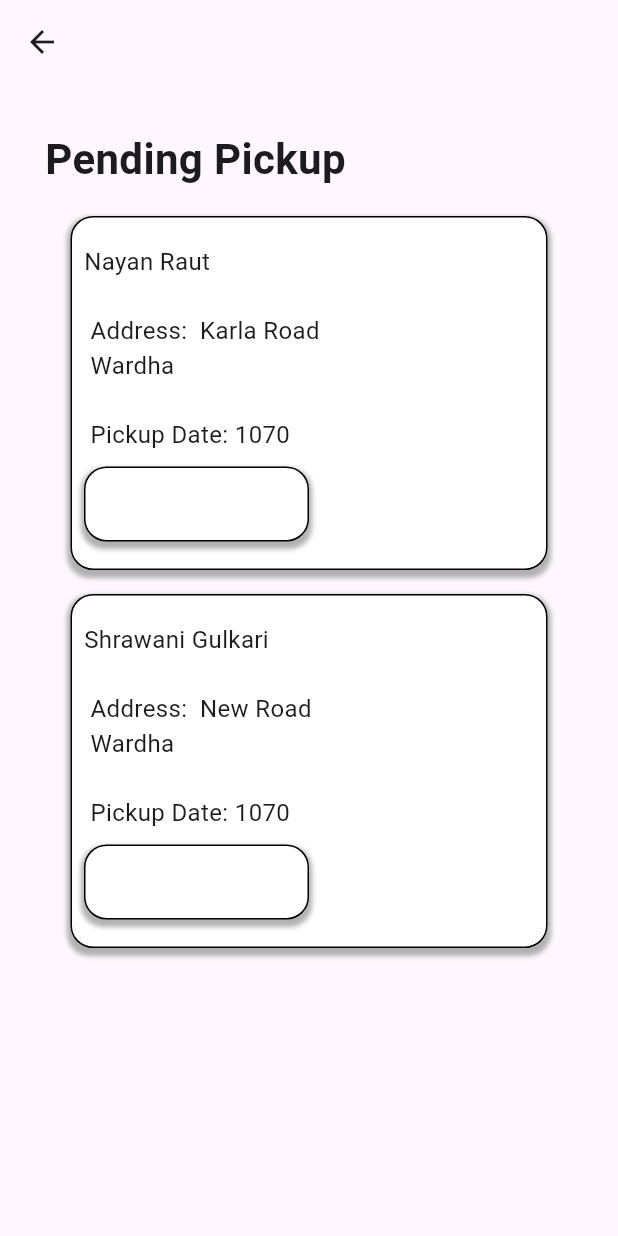
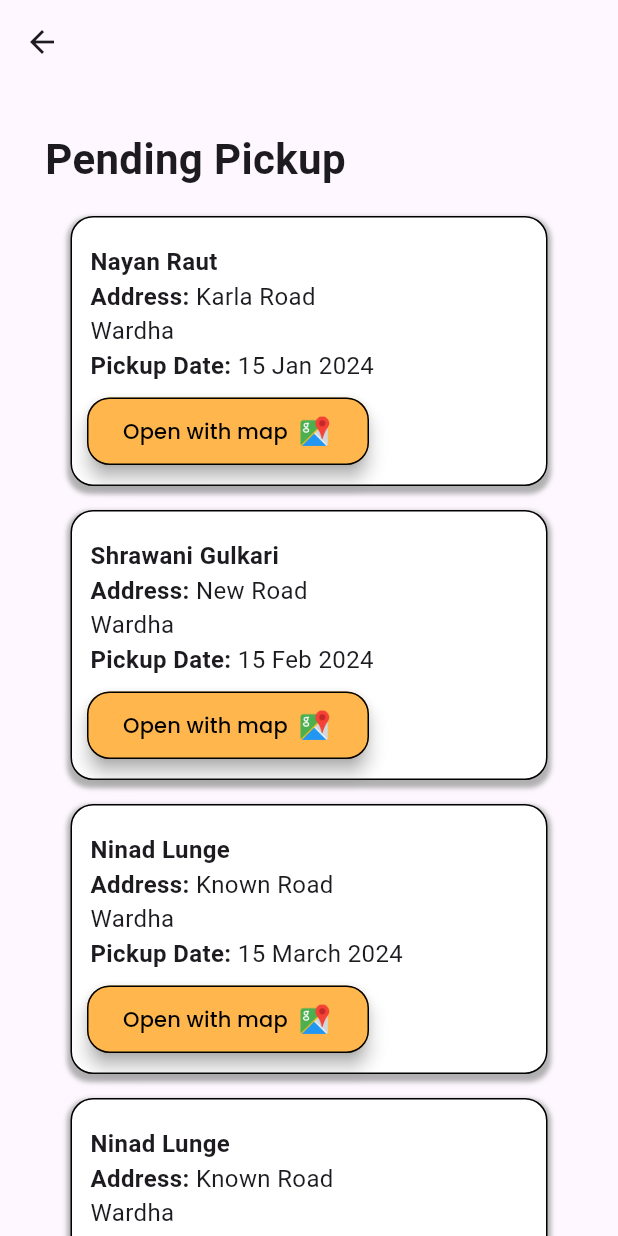
Before and after one commit to Ninad-Lunge/Trash_Pickup, a Flutter app: the PendingPickup screen opened by its route, on a phone screen of 412 x 824 dp. Run offline on Flutter 3.47's test engine with Material 3 defaults, Android fonts, the phone set to English and light mode, and no system bars.

Commit message:
Pages updated

```diff
--- a/lib/main.dart
+++ b/lib/main.dart
@@ -5,6 +5,8 @@ import 'package:trashpickup/pages/start.dart';
 import 'package:trashpickup/pages/home.dart';
 import 'package:trashpickup/pages/complete_pickup.dart';
 import 'package:trashpickup/pages/pending_pickup.dart';
+import 'package:trashpickup/pages/settings.dart';
+import 'package:trashpickup/pages/notification.dart';
 
 void main() {
   runApp(const MyApp());
@@ -26,6 +28,8 @@ class MyApp extends StatelessWidget {
         '/home': (context) => Home(),
         '/complete_pickup': (context) => CompletePickup(),
         '/pending_pickup': (context) => PendingPickup(),
+        '/settings': (context) => Settings(),
+        '/notifications': (context) => Notifications(),
       },
     );
   }
--- a/lib/pages/complete_pickup.dart
+++ b/lib/pages/complete_pickup.dart
@@ -1,7 +1,7 @@
 import 'package:flutter/material.dart';
 
 class CompletePickup extends StatelessWidget {
-  const CompletePickup({super.key});
+  const CompletePickup({Key? key}) : super(key: key);
 
   @override
   Widget build(BuildContext context) {
@@ -26,11 +26,11 @@ class CompletePickup extends StatelessWidget {
                 ),
               ),
               SizedBox(height: 20),
-              PickupNotification(date: '02-01-2024', cost: '1070', index: 3),
+              PickupNotification(data: pickupData[0]),
               SizedBox(height: 10),
-              PickupNotification(date: '25-11-2023', cost: '870', index: 2),
+              PickupNotification(data: pickupData[1]),
               SizedBox(height: 10),
-              PickupNotification(date: '02-05-2023', cost: '515', index: 1),
+              PickupNotification(data: pickupData[2]),
             ],
           ),
         ),
@@ -40,15 +40,9 @@ class CompletePickup extends StatelessWidget {
 }
 
 class PickupNotification extends StatelessWidget {
-  final String date, cost;
-  final int index;
+  final Map<String, String> data;
 
-  const PickupNotification({
-    Key? key,
-    required this.date,
-    required this.cost,
-    required this.index,
-  }) : super(key: key);
+  const PickupNotification({Key? key, required this.data}) : super(key: key);
 
   @override
   Widget build(BuildContext context) {
@@ -57,7 +51,8 @@ class PickupNotification extends StatelessWidget {
         Navigator.push(
           context,
           MaterialPageRoute(
-            builder: (context) => PickupDetailPage(date: date, cost: cost),
+            builder: (context) =>
+                PickupDetailPage(date: data['date']!, cost: data['cost']!),
           ),
         );
       },
@@ -85,7 +80,7 @@ class PickupNotification extends StatelessWidget {
               ),
               Image.asset('assets/images/checkmark.png'),
               Text(
-                '   $date \n   Rs $cost ',
+                '   ${data['date']} \n   Rs ${data['cost']} ',
                 style: TextStyle(
                   fontSize: 16,
                   fontWeight: FontWeight.w500,
@@ -104,8 +99,8 @@ class PickupNotification extends StatelessWidget {
                   Navigator.push(
                     context,
                     MaterialPageRoute(
-                      builder: (context) =>
-                          PickupDetailPage(date: date, cost: cost),
+                      builder: (context) => PickupDetailPage(
+                          date: data['date']!, cost: data['cost']!),
                     ),
                   );
                 },
@@ -230,3 +225,10 @@ class Invoice extends StatelessWidget {
     );
   }
 }
+
+// Example data
+List<Map<String, String>> pickupData = [
+  {'date': '02-01-2024', 'cost': '1070'},
+  {'date': '25-11-2023', 'cost': '870'},
+  {'date': '02-05-2023', 'cost': '515'},
+];
--- a/lib/pages/pending_pickup.dart
+++ b/lib/pages/pending_pickup.dart
@@ -5,6 +5,29 @@ class PendingPickup extends StatelessWidget {
 
   @override
   Widget build(BuildContext context) {
+    List<PendingData> pendingDataList = [
+      PendingData(
+          name: 'Nayan Raut',
+          address: 'Karla Road \n Wardha',
+          date: '15 Jan 2024'),
+      PendingData(
+          name: 'Shrawani Gulkari',
+          address: 'New Road \n Wardha',
+          date: '15 Feb 2024'),
+      PendingData(
+          name: 'Ninad Lunge',
+          address: 'Known Road \n Wardha',
+          date: '15 March 2024'),
+      PendingData(
+          name: 'Ninad Lunge',
+          address: 'Known Road \n Wardha',
+          date: '15 March 2024'),
+      PendingData(
+          name: 'Ninad Lunge',
+          address: 'Known Road \n Wardha',
+          date: '15 March 2024'),
+    ];
+
     return Scaffold(
       appBar: AppBar(),
       body: SingleChildScrollView(
@@ -26,14 +49,14 @@ class PendingPickup extends StatelessWidget {
                 ),
               ),
               SizedBox(height: 10),
-              PendingWidget(
-                  name: 'Nayan Raut',
-                  address: 'Karla Road \n Wardha',
-                  date: '1070'),
-              PendingWidget(
-                  name: 'Shrawani Gulkari',
-                  address: 'New Road \n Wardha',
-                  date: '1070'),
+              ListView.builder(
+                shrinkWrap: true,
+                physics: NeverScrollableScrollPhysics(),
+                itemCount: pendingDataList.length,
+                itemBuilder: (context, index) {
+                  return PendingWidget(data: pendingDataList[index]);
+                },
+              ),
             ],
           ),
         ),
@@ -42,12 +65,16 @@ class PendingPickup extends StatelessWidget {
   }
 }
 
-class PendingWidget extends StatelessWidget {
+class PendingData {
   final String name, address, date;
 
-  const PendingWidget(
-      {Key? key, required this.name, required this.address, required this.date})
-      : super(key: key);
+  PendingData({required this.name, required this.address, required this.date});
+}
+
+class PendingWidget extends StatelessWidget {
+  final PendingData data;
+
+  const PendingWidget({Key? key, required this.data}) : super(key: key);
 
   @override
   Widget build(BuildContext context) {
@@ -77,54 +104,96 @@ class PendingWidget extends StatelessWidget {
                 width: 300,
                 height: 10,
               ),
-              Text(
-                '$name \n\n Address:  $address \n\n Pickup Date: $date',
+              Text.rich(
+                TextSpan(
+                  children: [
+                    TextSpan(
+                      text: ' ${data.name} \n ',
+                      style: TextStyle(
+                        fontSize: 16,
+                        fontWeight: FontWeight.bold,
+                      ),
+                    ),
+                    TextSpan(
+                      text: 'Address: ',
+                      style: TextStyle(
+                        fontSize: 16,
+                        fontWeight: FontWeight.bold,
+                      ),
+                    ),
+                    TextSpan(
+                      text: '${data.address} \n ',
                       style: TextStyle(
                         fontSize: 16,
                         fontWeight: FontWeight.normal,
                       ),
                     ),
-              SizedBox(
-                  height:
-                      10), // Add some space between text and the new container
-              Container(
-                width: 150, // Set the width as needed
-                height: 50, // Set the height as needed
-                decoration: BoxDecoration(
-                  color: Colors.white,
-                  borderRadius: BorderRadius.circular(15),
-                  border: Border.all(color: Colors.black, width: 1), // Stroke
-                  boxShadow: [
-                    BoxShadow(
-                      color: Colors.grey.withOpacity(0.8),
-                      spreadRadius: 2,
-                      blurRadius: 2,
-                      offset: Offset(0, 3), // changes position of shadow
-                    ),
-                  ],
-                ),
-                child: Row(
-                  mainAxisAlignment: MainAxisAlignment.spaceBetween,
-                  children: [
-                    Padding(
-                      padding: const EdgeInsets.all(8.0),
-                      child: Text(
-                        'Additional Info', // Add your text here
+                    TextSpan(
+                      text: 'Pickup Date: ',
                       style: TextStyle(
                         fontSize: 16,
                         fontWeight: FontWeight.bold,
-                          color: Colors.white,
                       ),
                     ),
+                    TextSpan(
+                      text: '${data.date}',
+                      style: TextStyle(
+                        fontSize: 16,
+                        fontWeight: FontWeight.normal,
                       ),
-                    Icon(
-                      Icons.info, // Add your icon here
-                      color: Colors.white,
                     ),
                   ],
                 ),
               ),
-              SizedBox(height: 10),
+              SizedBox(
+                height: 10,
+              ),
+              Container(
+                width: 190,
+                height: 45,
+                child: Padding(
+                  padding: const EdgeInsets.only(left: 2.0),
+                  child: ElevatedButton(
+                    style: ElevatedButton.styleFrom(
+                      primary: Colors.orange[300], // Background color
+                      onPrimary: Colors.black, // Text color
+                      side: BorderSide(color: Colors.black), // Border color
+                      shadowColor: Colors.grey, // Shadow color
+                      elevation: 5,
+                      // Elevation (controls the intensity of the shadow)
+                      shape: RoundedRectangleBorder(
+                        borderRadius:
+                            BorderRadius.circular(15), // Border radius
+                      ),
+                    ),
+                    onPressed: () {
+                      Navigator.pushNamed(context, '/home');
+                    },
+                    child: Row(
+                      mainAxisAlignment: MainAxisAlignment.start,
+                      children: [
+                        Text(
+                          'Open with map',
+                          style: TextStyle(
+                            fontSize: 14,
+                            fontFamily: 'Poppins',
+                            fontWeight: FontWeight.w500,
+                          ),
+                        ),
+                        Padding(
+                          padding: const EdgeInsets.only(left: 8.0),
+                          child: Image.asset(
+                            'assets/images/google-maps.png',
+                            width: 20,
+                            height: 20,
+                          ),
+                        ),
+                      ],
+                    ),
+                  ),
+                ),
+              ),
+              SizedBox(height: 5),
             ],
           ),
         ),
@@ -132,48 +201,3 @@ class PendingWidget extends StatelessWidget {
     );
   }
 }
-
-// class CustomBottomNavigationBar extends StatelessWidget {
-//   final int currentIndex;
-//   final Function(int) onTap;
-//
-//   const CustomBottomNavigationBar({
-//     Key? key,
-//     required this.currentIndex,
-//     required this.onTap,
-//   }) : super(key: key);
-//
-//   @override
-//   Widget build(BuildContext context) {
-//     return Padding(
-//       padding: const EdgeInsets.symmetric(horizontal: 30.0, vertical: 20.0),
-//       child: Container(
-//         child: BottomNavigationBar(
-//           items: [
-//             BottomNavigationBarItem(
-//               icon: Icon(Icons.menu),
-//               label: 'Menu',
-//             ),
-//             BottomNavigationBarItem(
-//               icon: Icon(Icons.message_outlined),
-//               label: 'Notification',
-//             ),
-//             BottomNavigationBarItem(
-//               icon: Icon(Icons.settings_outlined),
-//               label: 'Settings',
-//             ),
-//           ],
-//           currentIndex: currentIndex,
-//           onTap: onTap,
-//           elevation: 0.0,
-//           backgroundColor: Colors.transparent,
-//           selectedItemColor: Colors.green,
-//         ),
-//         decoration: BoxDecoration(
-//           borderRadius: BorderRadius.circular(17.0),
-//           border: Border.all(color: Colors.black),
-//         ),
-//       ),
-//     );
-//   }
-// }
```
Also changed, not shown: lib/pages/notification.dart (added, +165 -0 lines), lib/pages/settings.dart (added, +208 -0 lines), assets/images/google-maps.png (added). Lines whose indentation alone changed are shown as unchanged.
